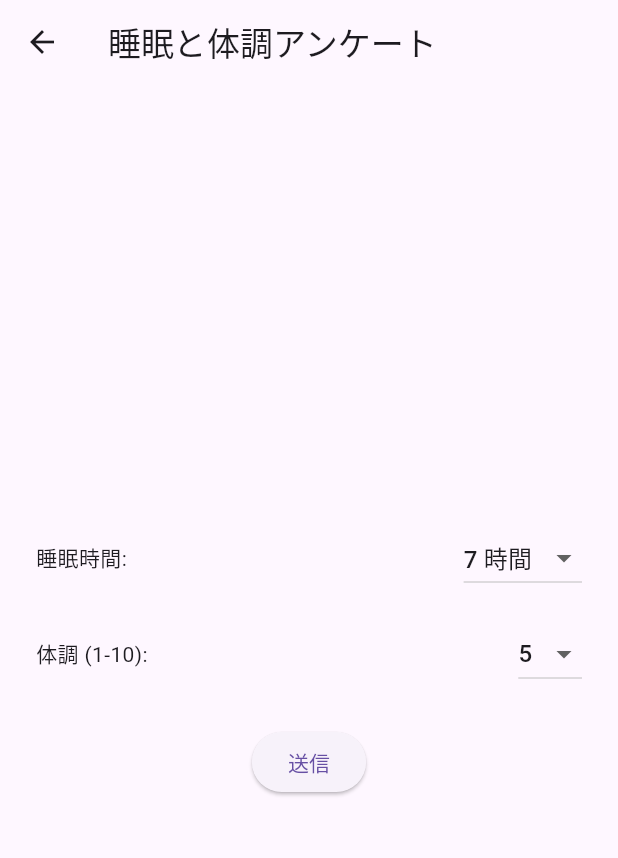
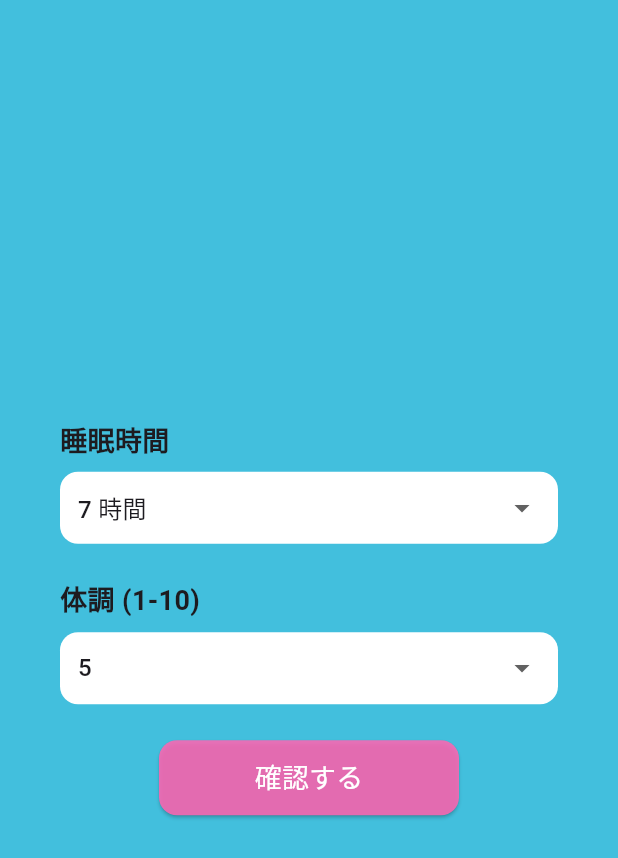
Before and after one commit to health-Care-App/health_care_app, a Flutter app: the SurveyScreen screen opened directly, on a phone screen of 412 x 824 dp. Shown: the top 858 px of the screen. Run offline on Flutter 3.47's test engine with Material 3 defaults, Android fonts, the light colour scheme and no system bars; our stand-ins replace audioplayers, cloud_firestore, firebase_auth, firebase_core, fl_chart, flutter_riverpod and 4 more; accounts and stored records are empty; statements that could not run were skipped.

Commit message:
データ登録画面デザイン

```diff
--- a/frontend/app/lib/chat/chat_screen.dart
+++ b/frontend/app/lib/chat/chat_screen.dart
@@ -8,8 +8,8 @@ import 'package:app/provider/speak_provider.dart';
 import 'package:flutter/material.dart';
 import 'package:firebase_auth/firebase_auth.dart';
 import 'package:provider/provider.dart';
-import '../user_info.dart';
-import '../survey.dart';
+import 'package:app/user_info.dart';
+// import 'package:app/survey.dart';
 import 'package:app/check_recent_data.dart';
 
 class ChatScreen extends StatefulWidget {
@@ -32,7 +32,7 @@ class _ChatScreenState extends State<ChatScreen> {
     if (!isToday) {
       Navigator.pushReplacement(
         context,
-        MaterialPageRoute(builder: (context) => const SurveyScreen()),
+        MaterialPageRoute(builder: (context) => const UserInfoScreen()), // 画面制御
       );
     }
   }
--- a/frontend/app/lib/color.dart
+++ b/frontend/app/lib/color.dart
@@ -2,3 +2,5 @@ import 'dart:ui';
 
 //アプリのベース色
 const baseColor = Color(0xff42BFDD);
+
+const accentColor = Color(0xddff66b3);
--- a/frontend/app/lib/survey.dart
+++ b/frontend/app/lib/survey.dart
@@ -1,7 +1,8 @@
 import 'package:flutter/material.dart';
 import 'package:app/api/sleep_time/post/fetch.dart';
 import 'package:app/api/health/post/fetch.dart';
-import 'chat/chat_screen.dart';
+import 'package:app/chat/chat_screen.dart';
+import 'package:app/color.dart';
 
 class SurveyScreen extends StatefulWidget {
   const SurveyScreen({Key? key}) : super(key: key);
@@ -15,40 +16,34 @@ class _SurveyScreenState extends State<SurveyScreen> {
   String selectedCondition = '5'; // 体調の初期値
   bool isLoading = false; // ローディング状態
 
-  // アンケートデータ送信
   Future<void> submitSurvey() async {
     setState(() {
       isLoading = true;
     });
 
     try {
-      final sleepTime = int.parse(selectedSleepTime); // 睡眠時間
-      final health = int.parse(selectedCondition); // 体調
+      final sleepTime = int.parse(selectedSleepTime);
+      final health = int.parse(selectedCondition);
 
-      // 睡眠時間API呼び出し
       final sleepResponse = await postSleepTime(sleepTime);
       if (sleepResponse.message != "ok") {
         throw Exception("睡眠時間データ送信に失敗しました");
       }
 
-      // 体調API呼び出し
       final healthResponse = await postHealth(health);
       if (healthResponse.message != "ok") {
         throw Exception("体調データ送信に失敗しました");
       }
 
-      // 成功メッセージ
       ScaffoldMessenger.of(context).showSnackBar(
         const SnackBar(content: Text("データ送信に成功しました")),
       );
 
-      // チャット画面に遷移
       Navigator.pushReplacement(
         context,
         MaterialPageRoute(builder: (context) => const ChatScreen()),
       );
     } catch (e) {
-      // エラーメッセージ
       ScaffoldMessenger.of(context).showSnackBar(
         SnackBar(content: Text("エラーが発生しました: $e")),
       );
@@ -59,49 +54,46 @@ class _SurveyScreenState extends State<SurveyScreen> {
     }
   }
 
-  Future<void> _submitSurvey() async {
-    try {
-      int sleepTime = int.parse(selectedSleepTime);
-      int healthCondition = int.parse(selectedCondition);
-
-      // データベースにPOST
-      await postSleepTime(sleepTime);
-      await postHealth(healthCondition);
-
-      // 成功したらホーム画面に遷移
-      Navigator.pushReplacement(
-        context,
-        MaterialPageRoute(builder: (context) => ChatScreen()),
-      );
-    } catch (e) {
-      // エラー処理
-      ScaffoldMessenger.of(context).showSnackBar(
-        SnackBar(content: Text("送信中にエラーが発生しました: $e")),
-      );
-    }
-  }
-
   @override
   Widget build(BuildContext context) {
     return Scaffold(
-      appBar: AppBar(title: const Text("睡眠と体調アンケート")),
-      body: Padding(
-        padding: const EdgeInsets.all(24.0),
+      body: Container(
+        width: double.infinity, // 背景を画面幅いっぱいに広げる
+        color: baseColor, // 背景色を水色に設定
+        child: Padding(
+          padding: const EdgeInsets.symmetric(horizontal: 40.0, vertical: 24.0),
           child: Column(
+            crossAxisAlignment: CrossAxisAlignment.start,
             mainAxisAlignment: MainAxisAlignment.center,
             children: [
-            // 睡眠時間ドロップダウン
-            Row(
-              mainAxisAlignment: MainAxisAlignment.spaceBetween,
+              Column(
+                crossAxisAlignment: CrossAxisAlignment.start,
                 children: [
-                const Text('睡眠時間:'),
-                DropdownButton<String>(
+                  const Text(
+                    '睡眠時間',
+                    style: TextStyle(fontSize: 18, fontWeight: FontWeight.bold),
+                  ),
+                  const SizedBox(height: 8),
+                  Container(
+                    decoration: BoxDecoration(
+                      color: Colors.white,
+                      borderRadius: BorderRadius.circular(12),
+                    ),
+                    padding: const EdgeInsets.symmetric(horizontal: 12),
+                    child: DropdownButton<String>(
                       value: selectedSleepTime,
+                      isExpanded: true,
+                      underline: SizedBox.shrink(),
+                      dropdownColor: Colors.white,
+                      borderRadius: BorderRadius.circular(12),
                       items: List.generate(12, (index) {
                         final value = (index + 1).toString();
                         return DropdownMenuItem(
                           value: value,
-                      child: Text('$value 時間'),
+                          child: Text(
+                            '$value 時間',
+                            style: TextStyle(fontSize: 16),
+                          ),
                         );
                       }),
                       onChanged: (value) {
@@ -110,21 +102,38 @@ class _SurveyScreenState extends State<SurveyScreen> {
                         });
                       },
                     ),
+                  ),
                 ],
               ),
-            const SizedBox(height: 16),
-            // 体調ドロップダウン
-            Row(
-              mainAxisAlignment: MainAxisAlignment.spaceBetween,
+              const SizedBox(height: 24),
+              Column(
+                crossAxisAlignment: CrossAxisAlignment.start,
                 children: [
-                const Text('体調 (1-10):'),
-                DropdownButton<String>(
+                  const Text(
+                    '体調 (1-10)',
+                    style: TextStyle(fontSize: 18, fontWeight: FontWeight.bold),
+                  ),
+                  const SizedBox(height: 8),
+                  Container(
+                    decoration: BoxDecoration(
+                      color: Colors.white,
+                      borderRadius: BorderRadius.circular(12),
+                    ),
+                    padding: const EdgeInsets.symmetric(horizontal: 12),
+                    child: DropdownButton<String>(
                       value: selectedCondition,
+                      isExpanded: true,
+                      underline: SizedBox.shrink(),
+                      dropdownColor: Colors.white,
+                      borderRadius: BorderRadius.circular(12),
                       items: List.generate(10, (index) {
                         final value = (index + 1).toString();
                         return DropdownMenuItem(
                           value: value,
-                      child: Text(value),
+                          child: Text(
+                            value,
+                            style: TextStyle(fontSize: 16),
+                          ),
                         );
                       }),
                       onChanged: (value) {
@@ -133,16 +142,36 @@ class _SurveyScreenState extends State<SurveyScreen> {
                         });
                       },
                     ),
+                  ),
                 ],
               ),
               const SizedBox(height: 24),
-            ElevatedButton(
+              Center(
+                child: SizedBox(
+                  width: 200,
+                  height: 50,
+                  child: ElevatedButton(
+                    style: ElevatedButton.styleFrom(
+                      backgroundColor: accentColor, // ボタンの色をaccentColorに変更
+                      shape: RoundedRectangleBorder(
+                        borderRadius: BorderRadius.circular(12),
+                      ),
+                    ),
                     onPressed: isLoading ? null : submitSurvey,
                     child: isLoading
                         ? const CircularProgressIndicator(color: Colors.white)
-                  : const Text('送信'),
+                        : const Text(
+                            '確認する',
+                            style: TextStyle(
+                              fontSize: 18,
+                              color: Colors.white,
+                            ),
+                          ),
+                  ),
+                ),
               ),
             ],
+          ),
         ),
       ),
     );
```
Lines whose indentation alone changed are shown as unchanged.
